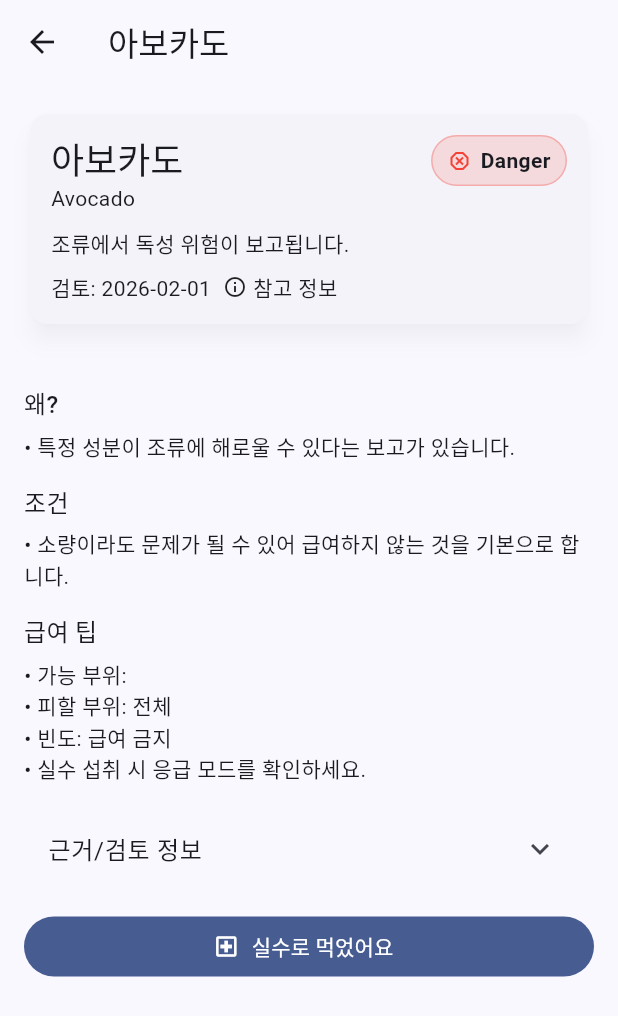
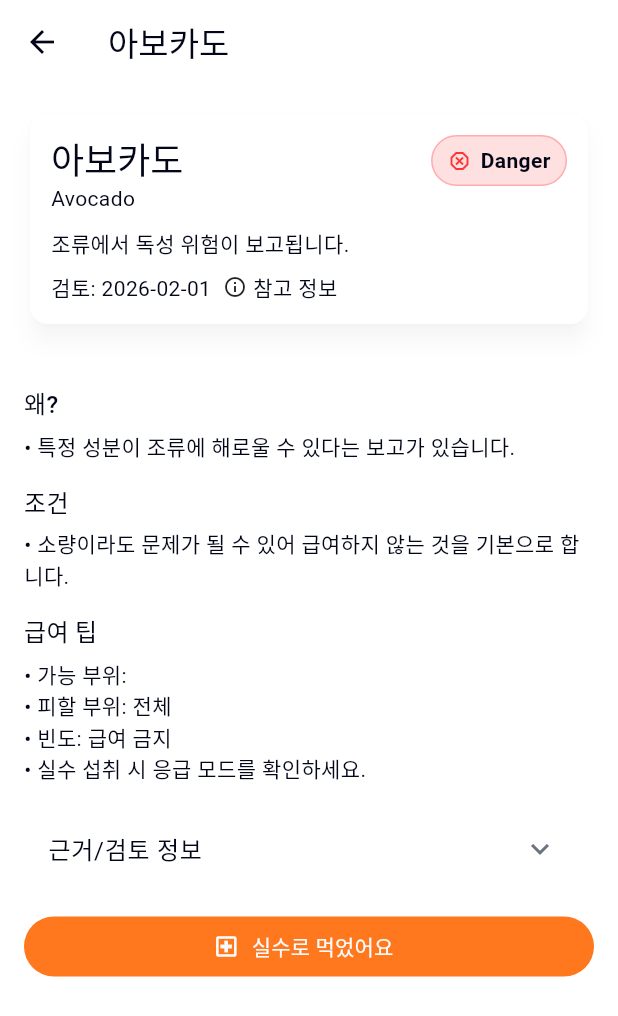
Before and after one commit to Naviary-Sanctuary/Avium, a Flutter app: the screen it shows after launch, after a tap on "아보카도", on a phone screen of 412 x 824 dp. Shown: the top 1016 px of the screen. Run offline on Flutter 3.47's test engine with Material 3 defaults, Android fonts, the phone set to English and light mode, and no system bars; our stand-ins replace go_router.

Commit message:
style: align avium theme colors with naviary palette

```diff
--- /dev/null
+++ b/lib/core/theme/app_colors.dart
@@ -0,0 +1,64 @@
+import 'package:flutter/material.dart';
+
+/// Centralized brand color tokens for the Avium app.
+final class AppColors {
+  const AppColors._();
+
+  /// Naviary orange scale.
+  static const Color naviary50 = Color(0xFFFFF5F0);
+  static const Color naviary100 = Color(0xFFFFE9D9);
+  static const Color naviary200 = Color(0xFFFFD3B3);
+  static const Color naviary300 = Color(0xFFFFB366);
+  static const Color naviary400 = Color(0xFFFF9933);
+  static const Color naviary500 = Color(0xFFFF781D);
+  static const Color naviary600 = Color(0xFFF25C00);
+  static const Color naviary700 = Color(0xFFCC4D00);
+  static const Color naviary800 = Color(0xFFA63E00);
+  static const Color naviary900 = Color(0xFF802F00);
+  static const Color naviary950 = Color(0xFF592200);
+
+  /// Secondary olive scale.
+  static const Color olive50 = Color(0xFFF9FAF7);
+  static const Color olive100 = Color(0xFFF1F3ED);
+  static const Color olive200 = Color(0xFFE4E8DB);
+  static const Color olive300 = Color(0xFFCDD3B3);
+  static const Color olive400 = Color(0xFFA1AC80);
+  static const Color olive500 = Color(0xFF59613C);
+  static const Color olive600 = Color(0xFF535A37);
+  static const Color olive700 = Color(0xFF454B2E);
+  static const Color olive800 = Color(0xFF373C25);
+  static const Color olive900 = Color(0xFF292D1B);
+  static const Color olive950 = Color(0xFF202316);
+
+  /// Accent amber scale.
+  static const Color amber50 = Color(0xFFFFFBEB);
+  static const Color amber100 = Color(0xFFFFF7CC);
+  static const Color amber200 = Color(0xFFFFEF99);
+  static const Color amber300 = Color(0xFFFFE066);
+  static const Color amber400 = Color(0xFFFFD133);
+  static const Color amber500 = Color(0xFFFFC200);
+  static const Color amber600 = Color(0xFFF2B200);
+  static const Color amber700 = Color(0xFFCC9900);
+  static const Color amber800 = Color(0xFFA67F00);
+  static const Color amber900 = Color(0xFF806600);
+  static const Color amber950 = Color(0xFF594700);
+
+  /// Functional colors.
+  static const Color success500 = Color(0xFF27B364);
+  static const Color warning500 = Color(0xFFFFC200);
+  static const Color info500 = Color(0xFF3578F6);
+  static const Color error500 = Color(0xFFFF3333);
+
+  /// Shared semantic neutrals.
+  static const Color lightBackground = Color(0xFFFFFFFF);
+  static const Color lightForeground = Color(0xFF020617);
+  static const Color lightBorder = Color(0xFFE5E7EB);
+  static const Color lightMuted = Color(0xFFF6F6F7);
+  static const Color lightMutedForeground = Color(0xFF6B7280);
+
+  static const Color darkBackground = Color(0xFF241F1A);
+  static const Color darkForeground = Color(0xFFF9FAFB);
+  static const Color darkBorder = Color(0xFF2D3748);
+  static const Color darkMuted = Color(0xFF2D3748);
+  static const Color darkMutedForeground = Color(0xFFA0AEC0);
+}
--- a/lib/core/theme/app_theme.dart
+++ b/lib/core/theme/app_theme.dart
@@ -1,4 +1,6 @@
 import 'package:flutter/material.dart';
+
+import 'app_colors.dart';
 
 final class AppTheme {
   const AppTheme._();
@@ -8,12 +10,12 @@ final class AppTheme {
   static ThemeData get dark => _theme(Brightness.dark);
 
   static ThemeData _theme(Brightness brightness) {
+    final colorScheme =
+        brightness == Brightness.light ? _lightColorScheme : _darkColorScheme;
+
     final base = ThemeData(
       useMaterial3: true,
-      colorScheme: ColorScheme.fromSeed(
-        seedColor: const Color(0xFF0D47A1),
-        brightness: brightness,
-      ),
+      colorScheme: colorScheme,
     );
 
     return base.copyWith(
@@ -28,4 +30,66 @@ final class AppTheme {
       ),
     );
   }
+
+  static const ColorScheme _lightColorScheme = ColorScheme(
+    brightness: Brightness.light,
+    primary: AppColors.naviary500,
+    onPrimary: Color(0xFFF9FAFB),
+    primaryContainer: AppColors.naviary100,
+    onPrimaryContainer: AppColors.naviary950,
+    secondary: AppColors.olive500,
+    onSecondary: Color(0xFFF9FAFB),
+    secondaryContainer: AppColors.olive200,
+    onSecondaryContainer: AppColors.olive900,
+    tertiary: AppColors.amber500,
+    onTertiary: AppColors.olive900,
+    tertiaryContainer: AppColors.amber100,
+    onTertiaryContainer: AppColors.amber900,
+    error: AppColors.error500,
+    onError: Color(0xFFF9FAFB),
+    errorContainer: Color(0xFFFFE0E0),
+    onErrorContainer: Color(0xFF800000),
+    surface: AppColors.lightBackground,
+    onSurface: AppColors.lightForeground,
+    surfaceContainerHighest: AppColors.lightMuted,
+    onSurfaceVariant: AppColors.lightMutedForeground,
+    outline: AppColors.lightBorder,
+    outlineVariant: AppColors.lightBorder,
+    shadow: Colors.black,
+    scrim: Colors.black,
+    inverseSurface: Color(0xFF241F1A),
+    onInverseSurface: Color(0xFFF9FAFB),
+    inversePrimary: AppColors.naviary400,
+  );
+
+  static const ColorScheme _darkColorScheme = ColorScheme(
+    brightness: Brightness.dark,
+    primary: AppColors.naviary400,
+    onPrimary: Color(0xFFF9FAFB),
+    primaryContainer: AppColors.naviary800,
+    onPrimaryContainer: AppColors.naviary100,
+    secondary: AppColors.olive400,
+    onSecondary: AppColors.olive950,
+    secondaryContainer: AppColors.olive800,
+    onSecondaryContainer: AppColors.olive100,
+    tertiary: AppColors.amber400,
+    onTertiary: AppColors.olive950,
+    tertiaryContainer: AppColors.amber900,
+    onTertiaryContainer: AppColors.amber100,
+    error: AppColors.error500,
+    onError: Color(0xFFF9FAFB),
+    errorContainer: Color(0xFF800000),
+    onErrorContainer: Color(0xFFFFE0E0),
+    surface: AppColors.darkBackground,
+    onSurface: AppColors.darkForeground,
+    surfaceContainerHighest: AppColors.darkMuted,
+    onSurfaceVariant: AppColors.darkMutedForeground,
+    outline: AppColors.darkBorder,
+    outlineVariant: AppColors.darkBorder,
+    shadow: Colors.black,
+    scrim: Colors.black,
+    inverseSurface: Color(0xFFF9FAFB),
+    onInverseSurface: Color(0xFF241F1A),
+    inversePrimary: AppColors.naviary500,
+  );
 }
--- a/lib/core/widgets/safety_badge.dart
+++ b/lib/core/widgets/safety_badge.dart
@@ -1,5 +1,6 @@
 import 'package:flutter/material.dart';
 
+import '../theme/app_colors.dart';
 import '../types/avium_types.dart';
 
 class SafetyBadge extends StatelessWidget {
@@ -11,9 +12,12 @@ class SafetyBadge extends StatelessWidget {
   @override
   Widget build(BuildContext context) {
     final (icon, color) = switch (level) {
-      SafetyLevel.safe => (Icons.shield_outlined, Colors.green),
-      SafetyLevel.caution => (Icons.warning_amber_rounded, Colors.amber),
-      SafetyLevel.danger => (Icons.dangerous_outlined, Colors.red),
+      SafetyLevel.safe => (Icons.shield_outlined, AppColors.success500),
+      SafetyLevel.caution => (
+          Icons.warning_amber_rounded,
+          AppColors.warning500,
+        ),
+      SafetyLevel.danger => (Icons.dangerous_outlined, AppColors.error500),
     };
 
     final label = level.label;
```
Also changed, not shown: 1 other file.
